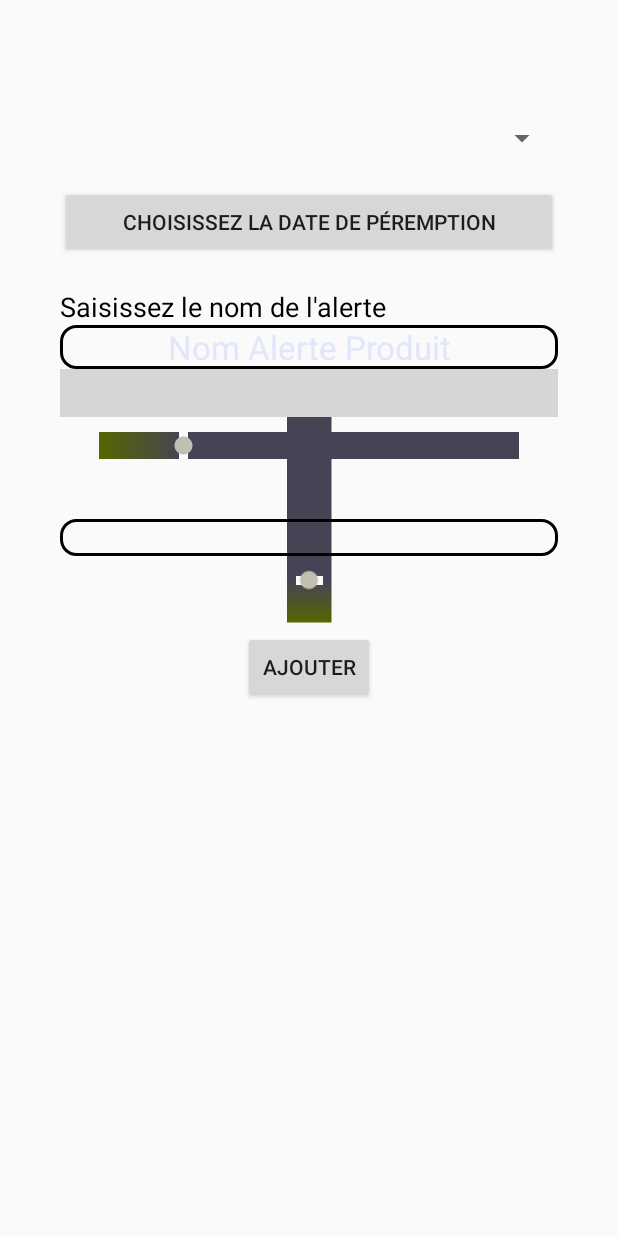
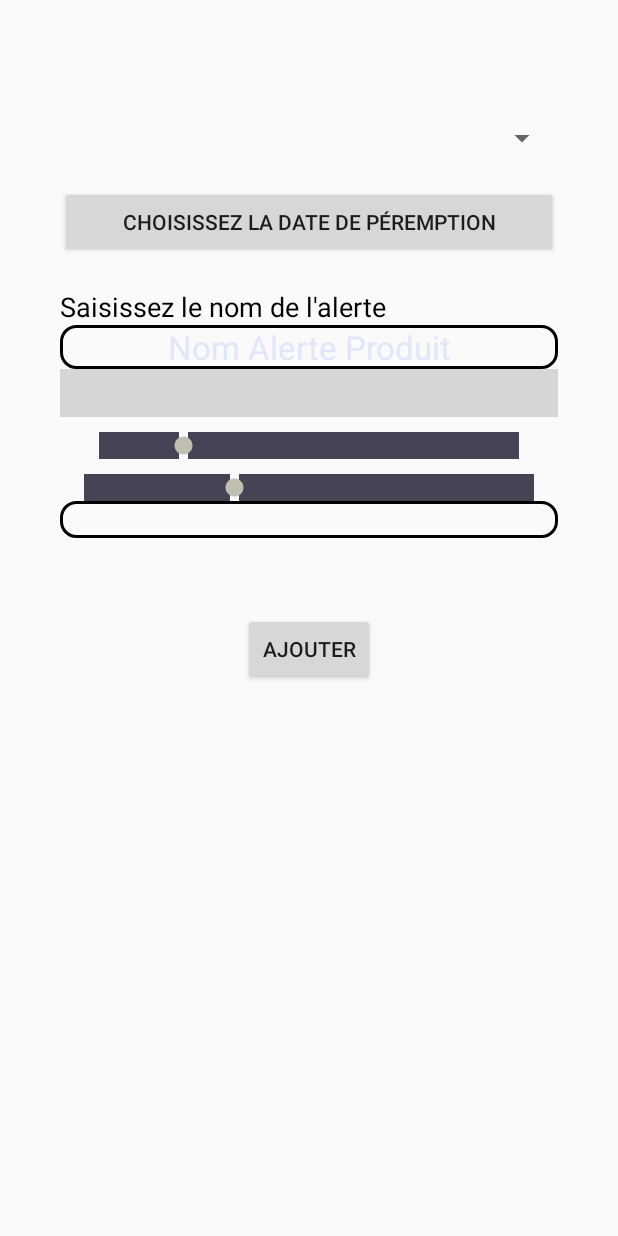
Before and after one commit to boucara/androidSmartfridge, an Android app: the layout activity_main_add_alerte.xml on its own in the app's theme, with its tools: preview values and no code run, on a phone screen of 412 x 824 dp. Run offline under Robolectric (Android 15) with nearby library versions, the phone set to English and light mode, and no system bars; plain views replace RangeSeekBar; grey boxes are pictures that could not be loaded.

Commit message:
uniformisation des couleurs des barres

```diff
--- a/app/src/main/res/drawable/custom_progress.xml
+++ b/app/src/main/res/drawable/custom_progress.xml
@@ -4,7 +4,7 @@
 
         <shape>
             <gradient android:useLevel="true"
-                android:startColor="#560"
+                android:startColor="#454455"
                 android:endColor="#454455"/>
         </shape>
     </item>
--- a/app/src/main/res/layout/activity_main_add_alerte.xml
+++ b/app/src/main/res/layout/activity_main_add_alerte.xml
@@ -96,13 +96,10 @@
             android:progressDrawable="@drawable/custom_progress"/>
         <SeekBar
             android:id="@+id/customSeekBar"
-            android:layout_width="200dp"
-            android:layout_height="30dp"
-
+            android:layout_width="fill_parent"
+            android:layout_height="wrap_content"
             android:max="60"
-            android:progress="10"
-
-            android:rotation="270"
+            android:progress="20"
             android:progressDrawable="@drawable/custom_progress"/>
         <TextView
             android:id="@+id/textView3"
```
